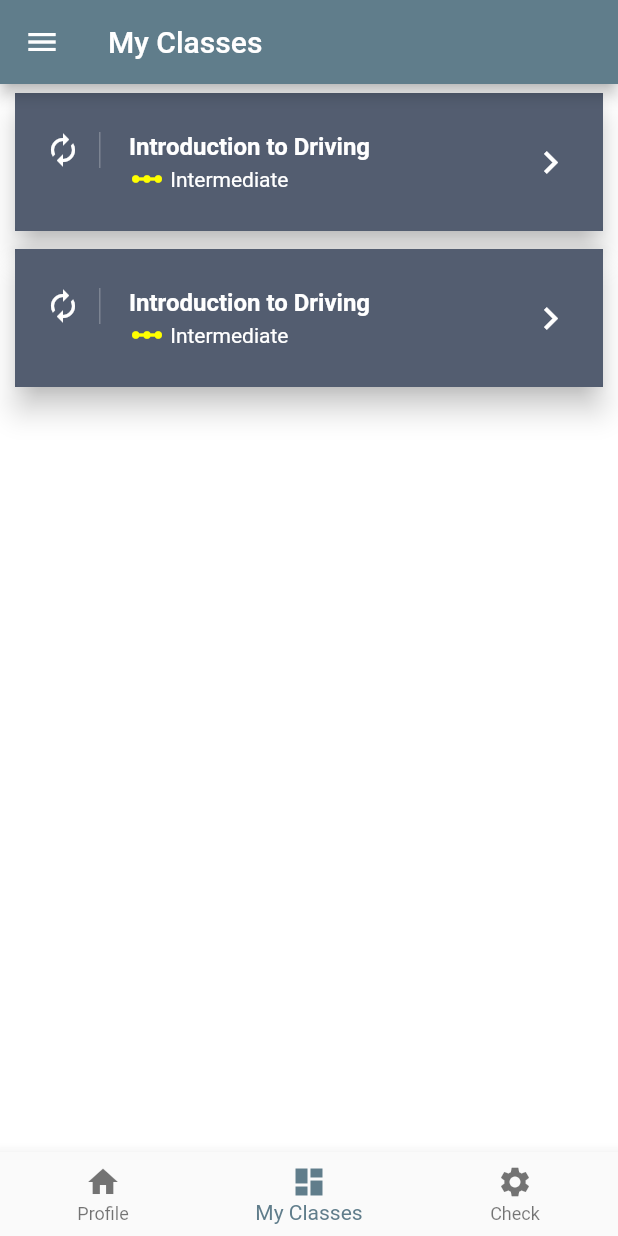
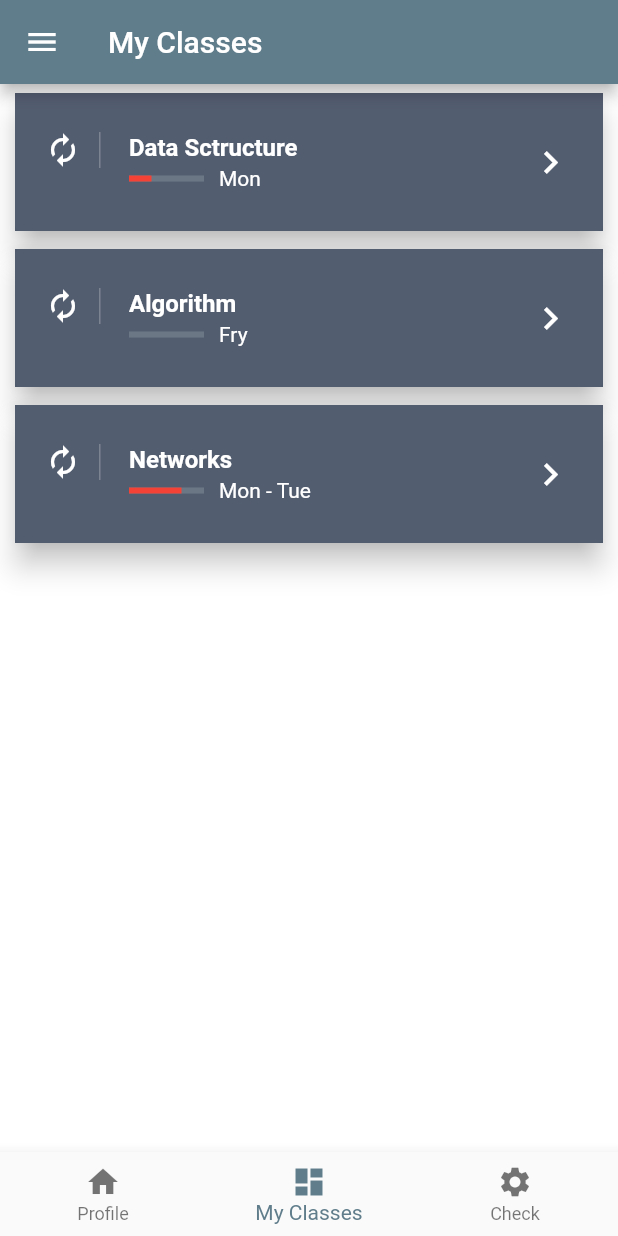
Before and after one commit to leonardogloria/necronomicon, a Flutter app: the screen it shows after launch, swiped to page 2, on a phone screen of 412 x 824 dp. Run offline on Flutter 3.47's test engine with Material 2 defaults, Android fonts, the phone set to English and light mode, and no system bars.

Commit message:
state of classes

```diff
--- a/lib/model/class.dart
+++ b/lib/model/class.dart
@@ -1,6 +1,8 @@
 class Class {
   String title;
   int semester;
+  String days;
+  double faults;
   Class(
-  {this.title, this.semester});
+  {this.title, this.semester, this.days, this.faults});
 }
--- a/lib/tabs/classes.dart
+++ b/lib/tabs/classes.dart
@@ -1,26 +1,27 @@
 import 'package:flutter/material.dart';
+import 'package:necronomicon/model/class.dart';
 
-class Classes extends StatelessWidget {
-  final makeBody = Container(
-    child: ListView.builder(
-      scrollDirection: Axis.vertical,
-      shrinkWrap: true,
-      itemCount: 2,
-      itemBuilder: (BuildContext context, int index) {
-        return makeCard;
-      },
-    ),
-  );
-  static final makeCard = Card(
-    elevation: 8.0,
-    margin: new EdgeInsets.symmetric(horizontal: 10.0, vertical: 6.0),
-    child: Container(
-      decoration: BoxDecoration(color: Color.fromRGBO(64, 75, 96, .9)),
-      child: makeListTile,
-    ),
-  );
-  static final makeListTile = ListTile(
-      contentPadding: EdgeInsets.symmetric(horizontal: 20.0, vertical: 10.0),
+class Classes extends StatefulWidget{
+  @override
+  _Classes createState() => _Classes();
+
+}
+
+class _Classes extends State<Classes> {
+  List classes;
+  @override
+  void initState() {
+    classes = getClasses();
+    super.initState();
+  }
+
+
+  @override
+  Widget build(BuildContext context){
+
+    ListTile makeListTile(Class _class) => ListTile(
+      contentPadding:
+      EdgeInsets.symmetric(horizontal: 20.0, vertical: 10.0),
       leading: Container(
         padding: EdgeInsets.only(right: 12.0),
         decoration: new BoxDecoration(
@@ -29,28 +30,84 @@ class Classes extends StatelessWidget {
         child: Icon(Icons.autorenew, color: Colors.white),
       ),
       title: Text(
-        "Introduction to Driving",
+        _class.title,
         style: TextStyle(color: Colors.white, fontWeight: FontWeight.bold),
       ),
       // subtitle: Text("Intermediate", style: TextStyle(color: Colors.white)),
 
       subtitle: Row(
         children: <Widget>[
-          Icon(Icons.linear_scale, color: Colors.yellowAccent),
-          Text(" Intermediate", style: TextStyle(color: Colors.white))
+          Expanded(
+              flex: 1,
+              child: Container(
+                // tag: 'hero',
+                child: LinearProgressIndicator(
+                    backgroundColor: Color.fromRGBO(209, 224, 224, 0.2),
+                    value: _class.faults.toDouble(),
+                    valueColor: AlwaysStoppedAnimation(Colors.red)),
+              )),
+          Expanded(
+            flex: 4,
+            child: Padding(
+                padding: EdgeInsets.only(left: 10.0),
+                child: Text(_class.days,
+                    style: TextStyle(color: Colors.white))),
+          )
         ],
       ),
       trailing:
-      Icon(Icons.keyboard_arrow_right, color: Colors.white, size: 30.0));
+      Icon(Icons.keyboard_arrow_right, color: Colors.white, size: 30.0),
+
+    );
+
+    Card makeCard(Class _class) => Card(
+      elevation: 8.0,
+      margin: new EdgeInsets.symmetric(horizontal: 10.0, vertical: 6.0),
+      child: Container(
+        decoration: BoxDecoration(color: Color.fromRGBO(64, 75, 96, .9)),
+        child: makeListTile(_class),
+      ),
+    );
+    final makeBody = Container(
+      // decoration: BoxDecoration(color: Color.fromRGBO(58, 66, 86, 1.0)),
+      child: ListView.builder(
+        scrollDirection: Axis.vertical,
+        shrinkWrap: true,
+        itemCount: classes.length,
+        itemBuilder: (BuildContext context, int index) {
+          return makeCard(classes[index]);
+        },
+      ),
+    );
+    return Scaffold(
+      body: makeBody,
+    );
 
 
 
-  @override
-  Widget build(BuildContext context){
-      return new Scaffold(
-        body: makeBody,
+  }
+   List getClasses(){
+    return [
+      Class(
+        title: "Data Sctructure",
+        semester: 2,
+        days: "Mon",
+        faults: 0.3
+      ),
+      Class(
+        title: "Algorithm",
+        semester: 2,
+        days: "Fry",
+        faults: 0
 
-      );
+      ),
+      Class(
+        title: "Networks",
+        semester: 2,
+        days: 'Mon - Tue',
+        faults: 0.7
+
+      )
+    ];
   }
-
 }
```
